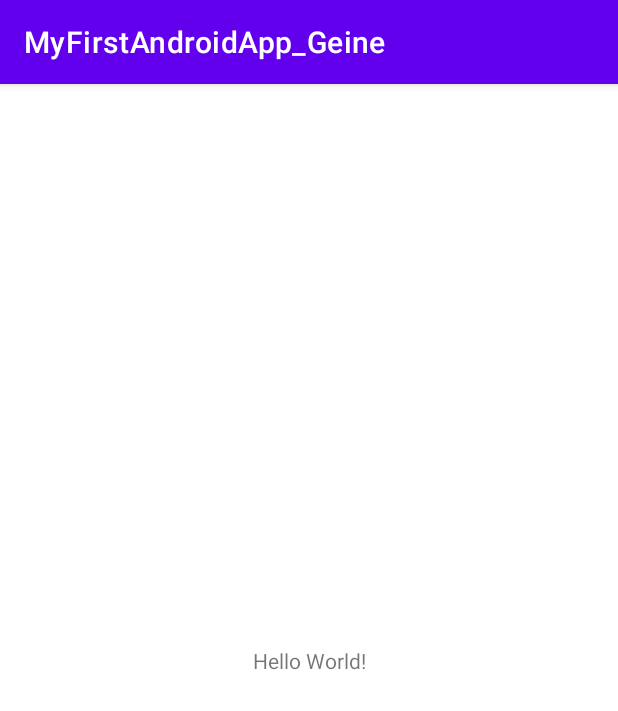
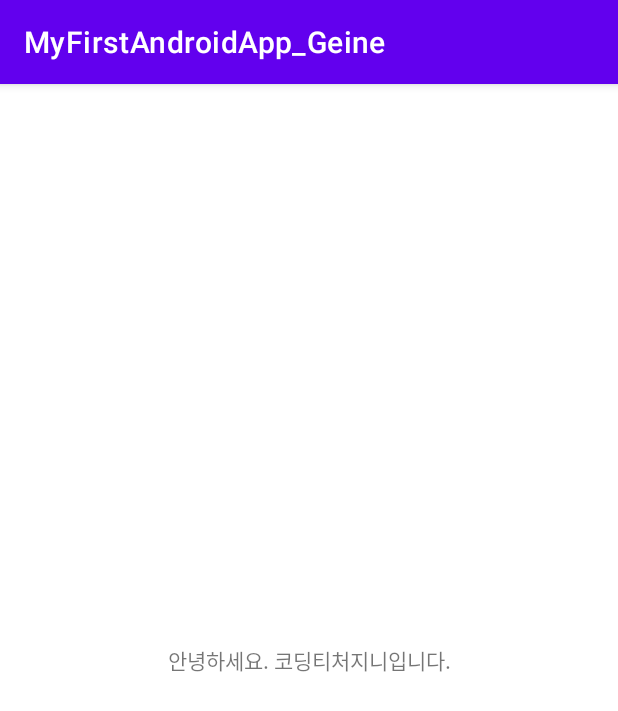
Before and after one commit to cho881020/MyFirstAndroidApp_Geine, an Android app: the screen it shows after launch (MainActivity), on a phone screen of 412 x 824 dp. Shown: the top 711 px of the screen. Run offline under Robolectric (Android 15) with nearby library versions, the phone set to English and light mode, and no system bars.

Commit message:
환영 문구 변경

```diff
--- a/app/src/main/res/layout/activity_main.xml
+++ b/app/src/main/res/layout/activity_main.xml
@@ -9,7 +9,7 @@
     <TextView
         android:layout_width="wrap_content"
         android:layout_height="wrap_content"
-        android:text="Hello World!"
+        android:text="안녕하세요. 코딩티처지니입니다."
         app:layout_constraintBottom_toBottomOf="parent"
         app:layout_constraintLeft_toLeftOf="parent"
         app:layout_constraintRight_toRightOf="parent"
```
